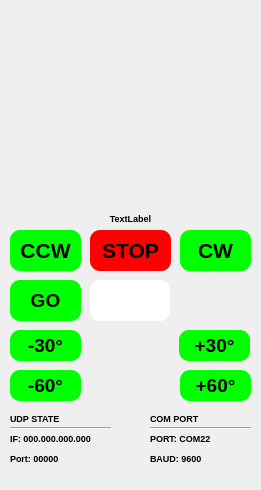
First picture: the form in AntRot.ui, repository DeXTeRGT/RotateIt, before the edit.
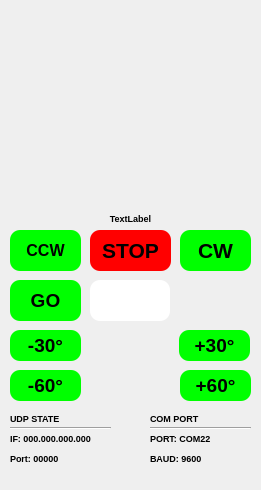
Second picture: the form after the edit. Custom widgets are drawn as their Qt base class.

Diff of the .ui file:
```diff
--- a/AntRot.ui
+++ b/AntRot.ui
@@ -71,7 +71,7 @@
     </property>
     <property name="font">
      <font>
-      <pointsize>16</pointsize>
+      <pointsize>12</pointsize>
       <weight>75</weight>
       <bold>true</bold>
      </font>
```
